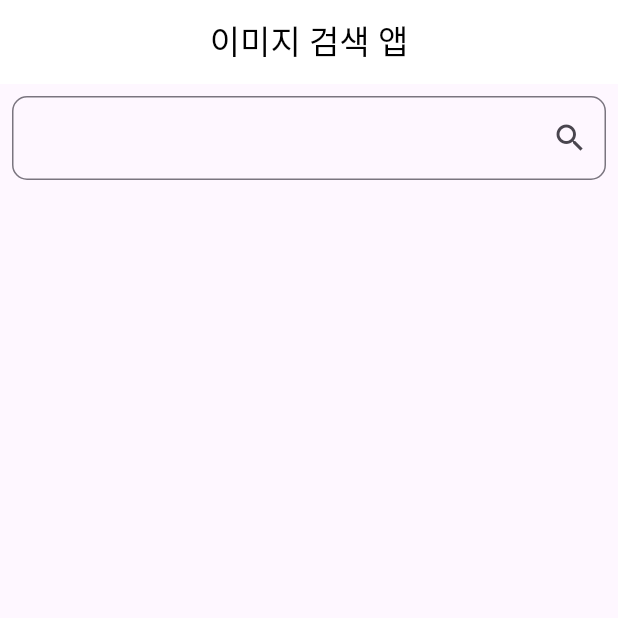
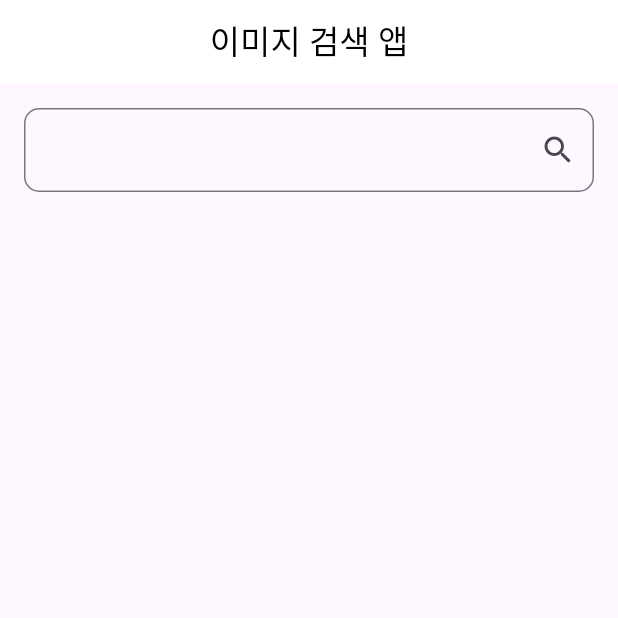
Before and after one commit to OSS0302/image_search_Application, a Flutter app: the screen it shows after launch, on a phone screen of 412 x 824 dp, the top half of it. Run offline on Flutter 3.47's test engine with Material 2 defaults, Android fonts, the phone set to English and light mode, and no system bars.

Commit message:
onpressed에 오류가 나서 일일히 const 추가해주었다.

```diff
--- a/lib/ui/home_screen.dart
+++ b/lib/ui/home_screen.dart
@@ -15,19 +15,20 @@ class HomeScreen extends StatelessWidget {
         backgroundColor: Colors.white, // 배경 색을 흰색으로
         elevation: 0, // elevation그림자를 0 으로한다
       ),
-      body:  Padding(  //const  컴파일 타임에 만들어지고 계속계속해서 재사용 되서 메모리를 줄여주는 효과 가 있다.
-        padding: EdgeInsets.all(8.0),
+      body: Padding(
+        //const  컴파일 타임에 만들어지고 계속계속해서 재사용 되서 메모리를 줄여주는 효과 가 있다.
+        padding: EdgeInsets.all(16.0),
         child: Column(
           children: [
             TextField(
               decoration: InputDecoration(
-                border: OutlineInputBorder(
+                border: const OutlineInputBorder(
                   borderRadius: BorderRadius.all(
                       Radius.circular(10.0)), // 검색창 모서리 각도 10 둥글게 한다.
                 ),
-                suffixIcon: IconButton(onPressed: () {
-                  // 아이콘
-                }, icon: Icon(Icons.search)
+                suffixIcon: IconButton(
+                  onPressed: () {},
+                  icon: const Icon(Icons.search),
                 ),
               ),
             )
```
